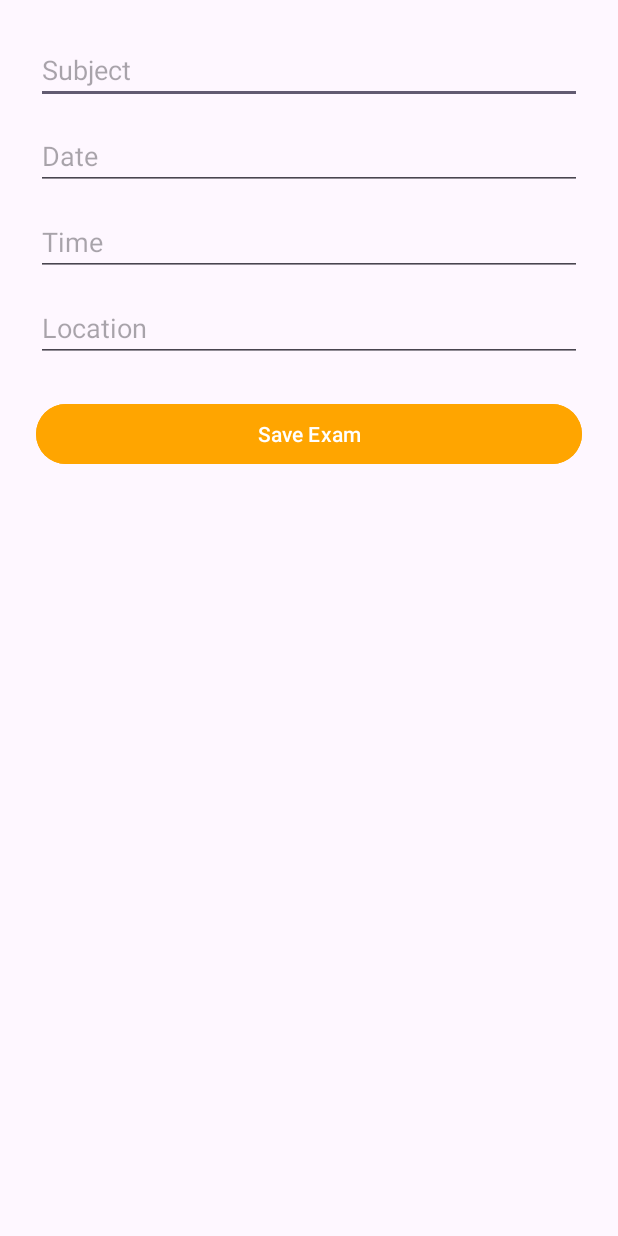
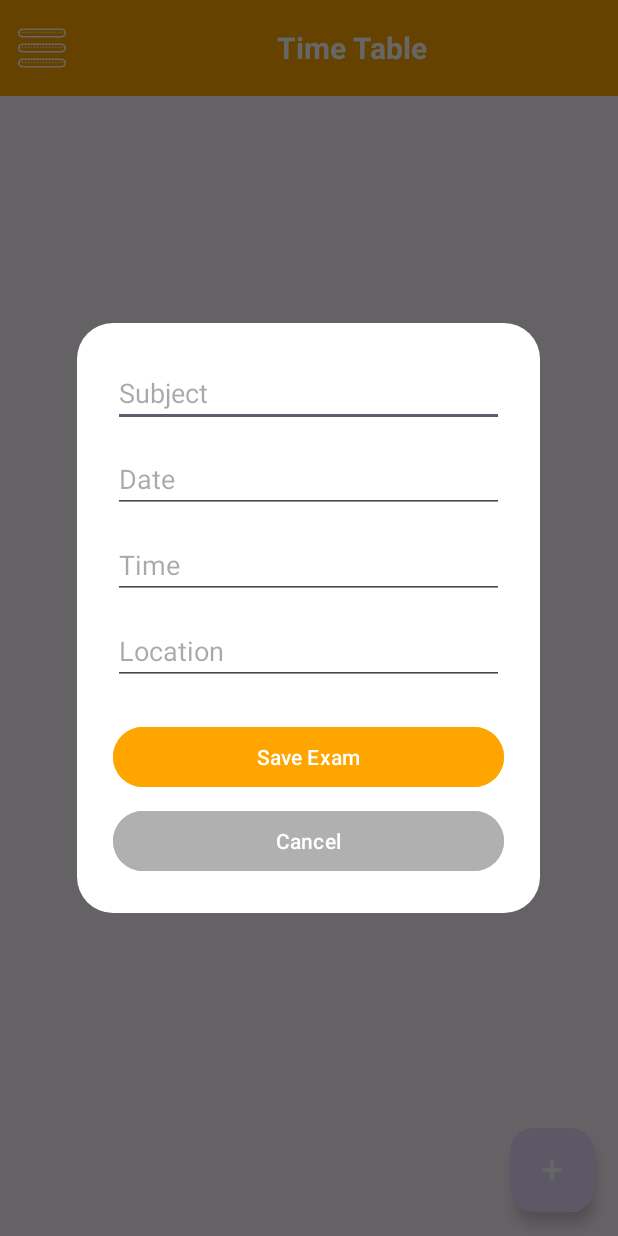
Before and after one commit to Nguyen-Thanh-Tri/android-manage-class-schedule, an Android app: the fragment ExamsFragment placed in its activity, after a tap on "Add new exam", on a phone screen of 412 x 824 dp. Run offline under Robolectric (Android 15) with nearby library versions, the light colour scheme and no system bars; our stand-ins replace Room's generated code.

Commit message:
refactor exam activity to dialog

```diff
--- a/app/src/main/AndroidManifest.xml
+++ b/app/src/main/AndroidManifest.xml
@@ -25,10 +25,6 @@
 <!--            android:exported="true">-->
 <!--        </activity>-->
         <activity
-            android:name=".AddExamActivity"
-            android:exported="true">
-        </activity>
-        <activity
             android:name=".AddTeacherActivity"
             android:exported="true">
         </activity>
--- a/app/src/main/java/com/mtp/shedule/AddExamActivity.java
+++ b/app/src/main/java/com/mtp/shedule/AddExamActivity.java
@@ -1,79 +1,125 @@
 package com.mtp.shedule;
 
+import androidx.annotation.NonNull;
+import androidx.annotation.Nullable;
+import androidx.fragment.app.DialogFragment;
+
+import android.app.DatePickerDialog;
+import android.app.TimePickerDialog;
+import android.graphics.Color;
+import android.graphics.drawable.ColorDrawable;
 import android.os.Bundle;
+import android.util.DisplayMetrics;
+import android.view.LayoutInflater;
+import android.view.View;
+import android.view.ViewGroup;
+import android.view.WindowManager;
 import android.widget.Button;
 import android.widget.EditText;
 import android.widget.Toast;
 
-import androidx.appcompat.app.AppCompatActivity;
-
 import com.mtp.shedule.database.ConnDatabase;
 import com.mtp.shedule.entity.ExamEntity;
 
-public class AddExamActivity extends AppCompatActivity {
+import java.util.Calendar;
+
+public class AddExamActivity extends DialogFragment {
+    private EditText etSubject, etDate, etTime, etLocation;
+    private Button btnSave, btnCancel;
+    private ConnDatabase db;
+
+    @Nullable
+    @Override
+    public View onCreateView(@NonNull LayoutInflater inflater,
+                             @Nullable ViewGroup container,
+                             @Nullable Bundle savedInstanceState) {
+        View view = inflater.inflate(R.layout.activity_add_exam, container, false);
+
+        etSubject = view.findViewById(R.id.etExamSubject);
+        etDate = view.findViewById(R.id.etExamDate);
+        etTime = view.findViewById(R.id.etExamTime);
+        etLocation = view.findViewById(R.id.etExamLocation);
+        btnSave = view.findViewById(R.id.btnSaveExam);
+        btnCancel = view.findViewById(R.id.btnCancelExam);
+
+        db = ConnDatabase.getInstance(requireContext());
+
+        etDate.setOnClickListener(v -> showDatePicker(etDate));
+        etTime.setOnClickListener(v -> showTimePicker(etTime));
+
+        btnSave.setOnClickListener(v -> saveExam());
+
+        if (btnCancel != null) {
+            btnCancel.setOnClickListener(v -> dismiss());
+        }
+
+        return view;
+    }
+
+    private void saveExam() {
+        String subject = etSubject.getText().toString().trim();
+        String date = etDate.getText().toString().trim();
+        String time = etTime.getText().toString().trim();
+        String location = etLocation.getText().toString().trim();
+
+        if (subject.isEmpty() || date.isEmpty() || time.isEmpty() || location.isEmpty()) {
+            Toast.makeText(requireContext(), "Please fill all fields", Toast.LENGTH_SHORT).show();
+            return;
+        }
+
+        ExamEntity exam = new ExamEntity(subject, date, time, location);
+
+        new Thread(() -> {
+            db.examDao().insert(exam);
+            requireActivity().runOnUiThread(() -> {
+                Toast.makeText(requireContext(), "Exam added successfully", Toast.LENGTH_SHORT).show();
+                dismiss();
+            });
+        }).start();
+    }
+
     private void showDatePicker(EditText editText) {
-        java.util.Calendar c = java.util.Calendar.getInstance();
-        int year = c.get(java.util.Calendar.YEAR);
-        int month = c.get(java.util.Calendar.MONTH);
-        int day = c.get(java.util.Calendar.DAY_OF_MONTH);
+        Calendar c = Calendar.getInstance();
+        int year = c.get(Calendar.YEAR);
+        int month = c.get(Calendar.MONTH);
+        int day = c.get(Calendar.DAY_OF_MONTH);
 
-        android.app.DatePickerDialog datePicker = new android.app.DatePickerDialog(this,
+        DatePickerDialog datePicker = new DatePickerDialog(requireContext(),
                 (view, year1, month1, dayOfMonth) -> editText.setText(String.format("%04d-%02d-%02d", year1, month1 + 1, dayOfMonth)),
                 year, month, day);
         datePicker.show();
     }
 
     private void showTimePicker(EditText editText) {
-        java.util.Calendar c = java.util.Calendar.getInstance();
-        int hour = c.get(java.util.Calendar.HOUR_OF_DAY);
-        int minute = c.get(java.util.Calendar.MINUTE);
+        Calendar c = Calendar.getInstance();
+        int hour = c.get(Calendar.HOUR_OF_DAY);
+        int minute = c.get(Calendar.MINUTE);
 
-        android.app.TimePickerDialog timePicker = new android.app.TimePickerDialog(this,
+        TimePickerDialog timePicker = new TimePickerDialog(requireContext(),
                 (view, hourOfDay, minute1) -> editText.setText(String.format("%02d:%02d", hourOfDay, minute1)),
                 hour, minute, true);
         timePicker.show();
     }
-    private EditText etSubject, etDate, etTime, etLocation;
-    private Button btnSave;
-    private ConnDatabase db;
 
     @Override
-    protected void onCreate(Bundle savedInstanceState) {
-        super.onCreate(savedInstanceState);
-        setContentView(R.layout.activity_add_exam);
+    public void onStart() {
+        super.onStart();
+        if (getDialog() != null && getDialog().getWindow() != null) {
+            // Dim background
+            getDialog().getWindow().addFlags(WindowManager.LayoutParams.FLAG_DIM_BEHIND);
+            getDialog().getWindow().setDimAmount(0.6f);
 
-        etSubject = findViewById(R.id.etExamSubject);
-        etDate = findViewById(R.id.etExamDate);
-        etTime = findViewById(R.id.etExamTime);
-        etLocation = findViewById(R.id.etExamLocation);
-        btnSave = findViewById(R.id.btnSaveExam);
+            // Rounded transparent popup
+            getDialog().getWindow().setBackgroundDrawable(new ColorDrawable(Color.TRANSPARENT));
 
-        db = ConnDatabase.getInstance(this);
+            // Size
+            DisplayMetrics displayMetrics = getResources().getDisplayMetrics();
+            int screenWidth = displayMetrics.widthPixels;
+            double ratio = 0.75;
+            int dialogWidth = (int) (screenWidth * ratio);
 
-    // DatePicker for Exam Date
-    etDate.setOnClickListener(v -> showDatePicker(etDate));
-    // TimePicker for Exam Time
-    etTime.setOnClickListener(v -> showTimePicker(etTime));
-
-        btnSave.setOnClickListener(v -> {
-            String subject = etSubject.getText().toString().trim();
-            String date = etDate.getText().toString().trim();
-            String time = etTime.getText().toString().trim();
-            String location = etLocation.getText().toString().trim();
-
-            if (subject.isEmpty() || date.isEmpty() || time.isEmpty() || location.isEmpty()) {
-                Toast.makeText(this, "Please fill all fields", Toast.LENGTH_SHORT).show();
-                return;
-            }
-
-            ExamEntity exam = new ExamEntity(subject, date, time, location);
-            new Thread(() -> {
-                db.examDao().insert(exam);
-                runOnUiThread(() -> {
-                    Toast.makeText(this, "Exam added successfully", Toast.LENGTH_SHORT).show();
-                    finish();
-                });
-            }).start();
-        });
+            getDialog().getWindow().setLayout(dialogWidth,
+                    ViewGroup.LayoutParams.WRAP_CONTENT);
+        }
     }
 }
--- a/app/src/main/java/com/mtp/shedule/fragment/ExamsFragment.java
+++ b/app/src/main/java/com/mtp/shedule/fragment/ExamsFragment.java
@@ -50,7 +50,7 @@ public class ExamsFragment extends Fragment {
         fabAddExam = view.findViewById(R.id.fabAddExam);
 
         fabAddExam.setOnClickListener(v -> {
-            startActivity(new Intent(getActivity(), com.mtp.shedule.AddExamActivity.class));
+            new com.mtp.shedule.AddExamActivity().show(getParentFragmentManager(), "AddExamDialog");
         });
 
         // Observe exams from database
--- a/app/src/main/res/layout/activity_add_exam.xml
+++ b/app/src/main/res/layout/activity_add_exam.xml
@@ -3,7 +3,9 @@
     android:layout_width="match_parent"
     android:layout_height="match_parent"
     android:orientation="vertical"
-    android:padding="24dp">
+    android:padding="24dp"
+    android:background="@drawable/bg_dialog_rounded">
+
 
 
     <EditText
@@ -48,4 +50,13 @@
         android:backgroundTint="#FFA500"
         android:textColor="#FFFFFF"/>
 
+    <Button
+        android:id="@+id/btnCancelExam"
+        android:layout_width="match_parent"
+        android:layout_height="wrap_content"
+        android:text="Cancel"
+        android:layout_marginTop="8dp"
+        android:backgroundTint="#B0B0B0"
+        android:textColor="#FFFFFF"/>
+
 </LinearLayout>
```
